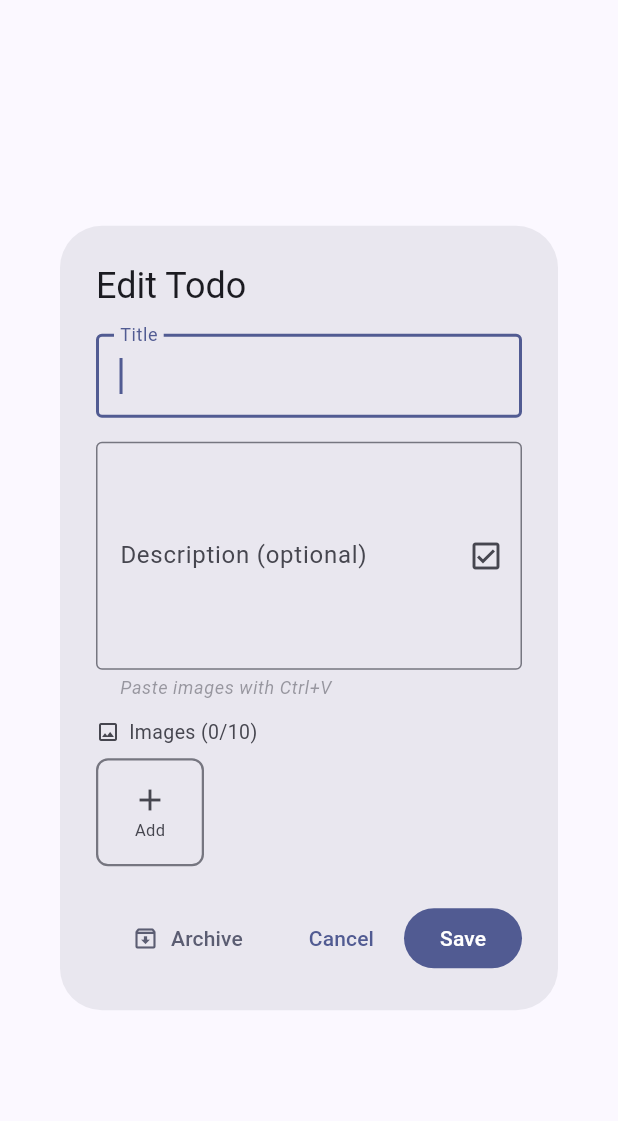
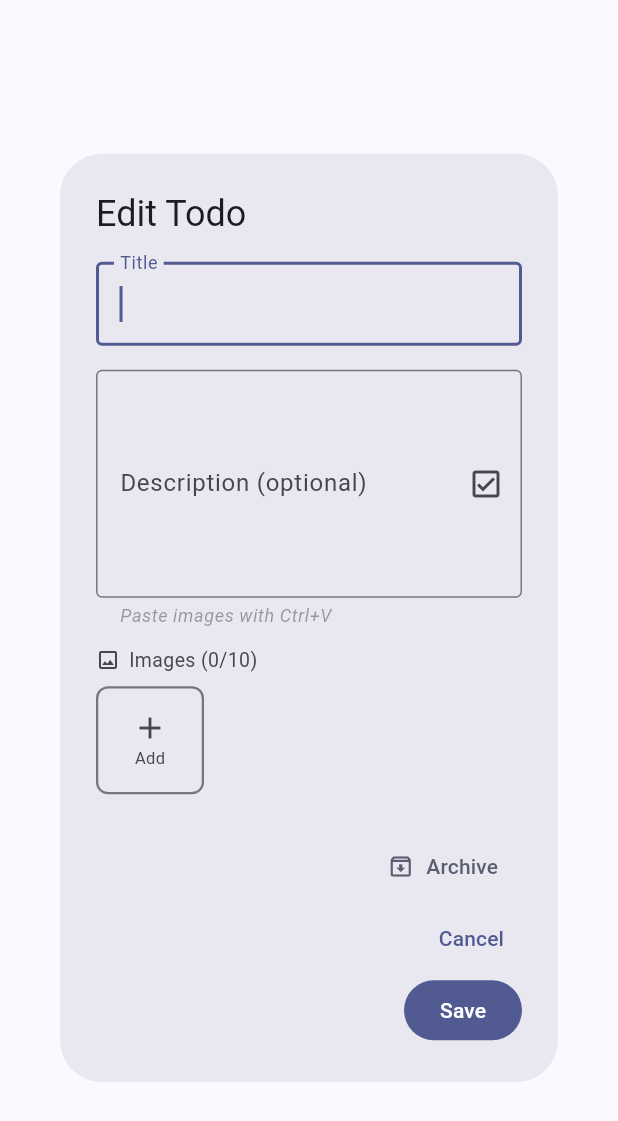
Before and after one commit to epatel/vps-ai, a Flutter app: the EditTodoDialog widget shown alone on an empty page, opened directly with empty values, on a phone screen of 412 x 824 dp. Shown: the top 1121 px of the screen. Run offline on Flutter 3.47's test engine with Material 3 defaults, Android fonts, the phone set to English and light mode, and no system bars; our stand-ins replace file_picker, flutter_markdown, shared_preferences, web; missing offline and left inert: dart:js_interop, markdown; accounts and stored records are empty; network calls fail; statements that could not run were skipped.

Commit message:
fix: Spacer in dialog actions and drag handle in archive list
- Replace Spacer() with SizedBox in edit dialog actions (Spacer needs
  Flex parent, but AlertDialog uses OverflowBar)
- Add reorderable flag to TodoTile, disable drag handle in archive list

Co-Authored-By: Claude Opus 4.6 (1M context) <noreply@anthropic.com>

```diff
--- a/projects/todo-app/lib/screens/todo_list_screen.dart
+++ b/projects/todo-app/lib/screens/todo_list_screen.dart
@@ -301,6 +301,7 @@ class _TodoListScreenState extends State<TodoListScreen> {
           key: ValueKey(todo.id),
           todo: todo,
           index: index,
+          reorderable: false,
           onToggle: () => todoProvider.toggleDone(todo),
           onEdit: () => _editTodo(todo),
           onUpdateDescription: (newDesc) {
--- a/projects/todo-app/lib/widgets/edit_todo_dialog.dart
+++ b/projects/todo-app/lib/widgets/edit_todo_dialog.dart
@@ -211,7 +211,7 @@ class _EditTodoDialogState extends State<EditTodoDialog> {
             label: const Text('Delete'),
           ),
         ],
-        const Spacer(),
+        const SizedBox(width: 48),
         TextButton(
           onPressed: () => Navigator.pop(context),
           child: const Text('Cancel'),
```
Also changed, not shown: projects/todo-app/lib/widgets/todo_tile.dart (+7 -4 lines).
